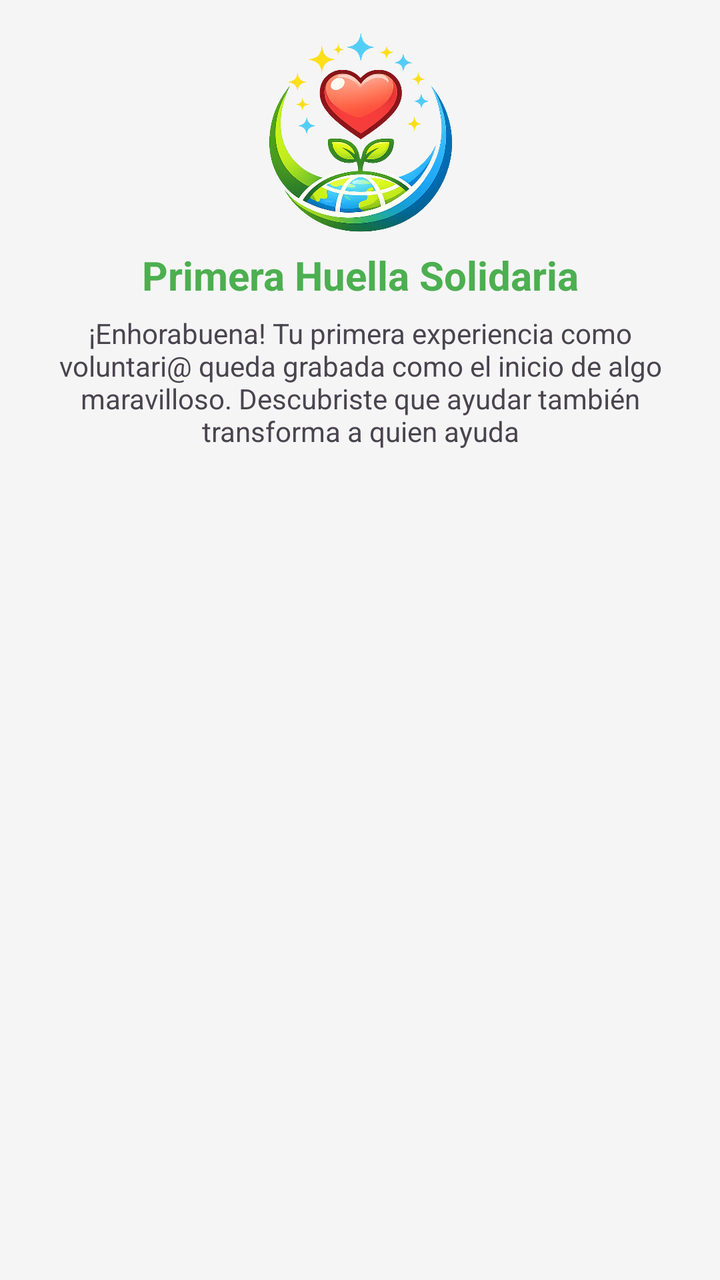
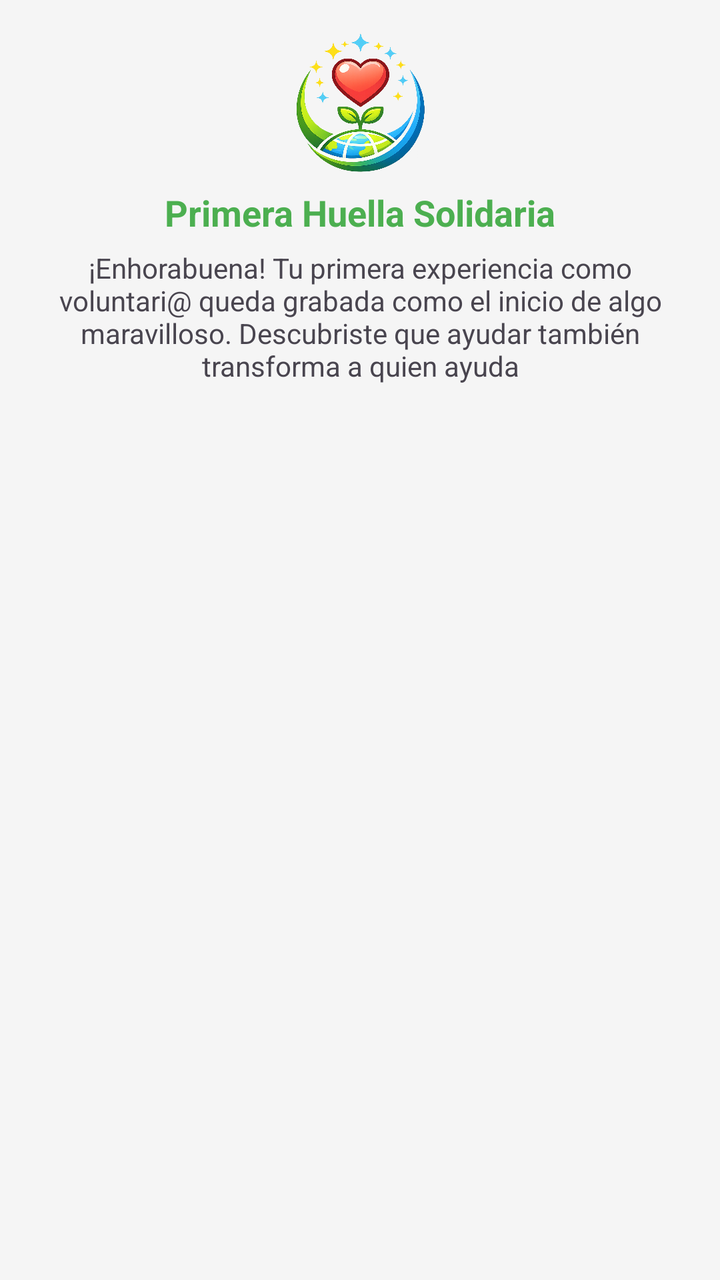

An Android layout rendered at two revisions. The XML below is the earlier revision; the diff shows what the commit changed to produce the second picture.
<!-- AndroidManifest.xml: application theme Theme.Conecta_Voluntariado_TFG -->
<!-- res/layout/item_achievement.xml -->
<?xml version="1.0" encoding="utf-8"?>
<LinearLayout xmlns:android="http://schemas.android.com/apk/res/android"
    android:layout_width="match_parent"
    android:layout_height="wrap_content"
    android:orientation="vertical"
    android:padding="16dp"
    android:layout_margin="8dp"
    android:background="@color/light_gray">

    <ImageView
        android:layout_width="100dp"
        android:layout_height="100dp"
        android:id="@+id/ivAchievementIcon"
        android:src="@drawable/achievement1"
        android:layout_gravity="center" />

    <TextView
        android:layout_width="match_parent"
        android:layout_height="wrap_content"
        android:id="@+id/tvAchievementTitle"
        android:text="Primera Huella Solidaria"
        android:textColor="@color/light_green"
        android:textSize="20sp"
        android:textStyle="bold"
        android:layout_marginTop="8dp"
         android:gravity="center" />

    <TextView
        android:layout_width="match_parent"
        android:layout_height="wrap_content"
        android:id="@+id/tvAchievementDescription"
        android:layout_marginTop="6dp"
        android:text="¡Enhorabuena! Tu primera experiencia como voluntari@ queda grabada como el inicio de algo maravilloso. Descubriste que ayudar también transforma a quien ayuda"
        android:textSize="14sp"
        android:gravity="center" />

</LinearLayout>
<!-- resources referenced by this layout -->
<resources>
  <color name="light_gray">#F5F5F5</color>
  <color name="light_green">#4CAF50</color>
  <!-- drawable achievement1: png bitmap (drawable, 469043 bytes) -->
  <style name="Theme.Conecta_Voluntariado_TFG" parent="Base.Theme.Conecta_Voluntariado_TFG" />
  <style name="Base.Theme.Conecta_Voluntariado_TFG" parent="Theme.Material3.DayNight.NoActionBar">
          
          
      </style>
</resources>

<!-- the commit's change to res/layout/item_achievement.xml (unified diff, before → after) -->
@@ -8,8 +8,8 @@
     android:background="@color/light_gray">
 
     <ImageView
-        android:layout_width="100dp"
-        android:layout_height="100dp"
+        android:layout_width="70dp"
+        android:layout_height="70dp"
         android:id="@+id/ivAchievementIcon"
         android:src="@drawable/achievement1"
         android:layout_gravity="center" />
@@ -20,7 +20,7 @@
         android:id="@+id/tvAchievementTitle"
         android:text="Primera Huella Solidaria"
         android:textColor="@color/light_green"
-        android:textSize="20sp"
+        android:textSize="18sp"
         android:textStyle="bold"
         android:layout_marginTop="8dp"
          android:gravity="center" />
